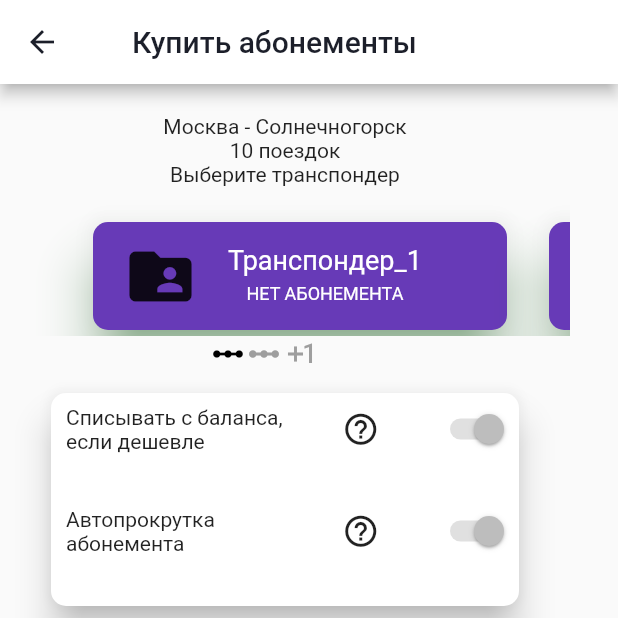
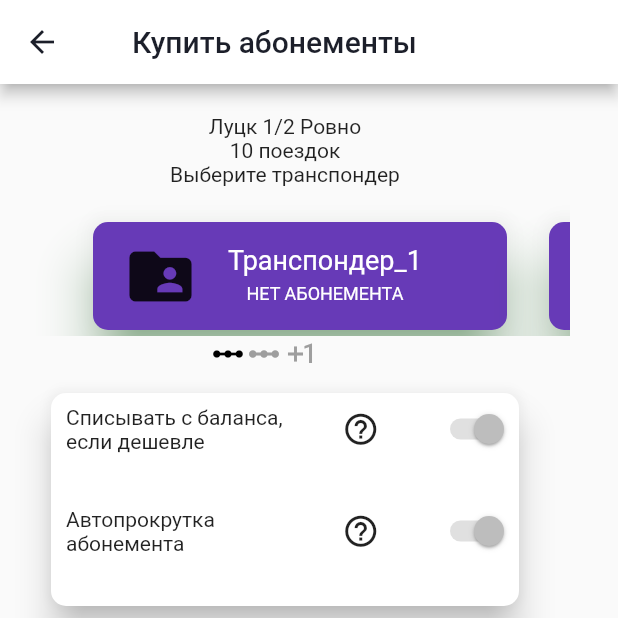
Before and after one commit to hatabulin/Transporders, a Flutter app: the screen it shows after launch, on a phone screen of 412 x 824 dp, the top half of it. Run offline on Flutter 3.47's test engine with Material 2 defaults, Android fonts, the phone set to English and light mode, and no system bars; our stand-ins replace smooth_page_indicator; Roboto replaces fonts that are missing (Bold, bold).

Commit message:
Update abonementBuySelectedFragment.dart

```diff
--- a/lib/ui/abonements/abonementBuySelectedFragment.dart
+++ b/lib/ui/abonements/abonementBuySelectedFragment.dart
@@ -86,7 +86,7 @@ class SeasonBuySelectedFragmentState extends State<SeasonBuySelectedFragment> {
           mainAxisAlignment: MainAxisAlignment.start,
           children: <Widget>[
             Text(
-              "Москва - Солнечногорск",
+              "Луцк 1/2 Ровно",
               textAlign: TextAlign.left,
             ),
             Text("10 поездок"),
```
